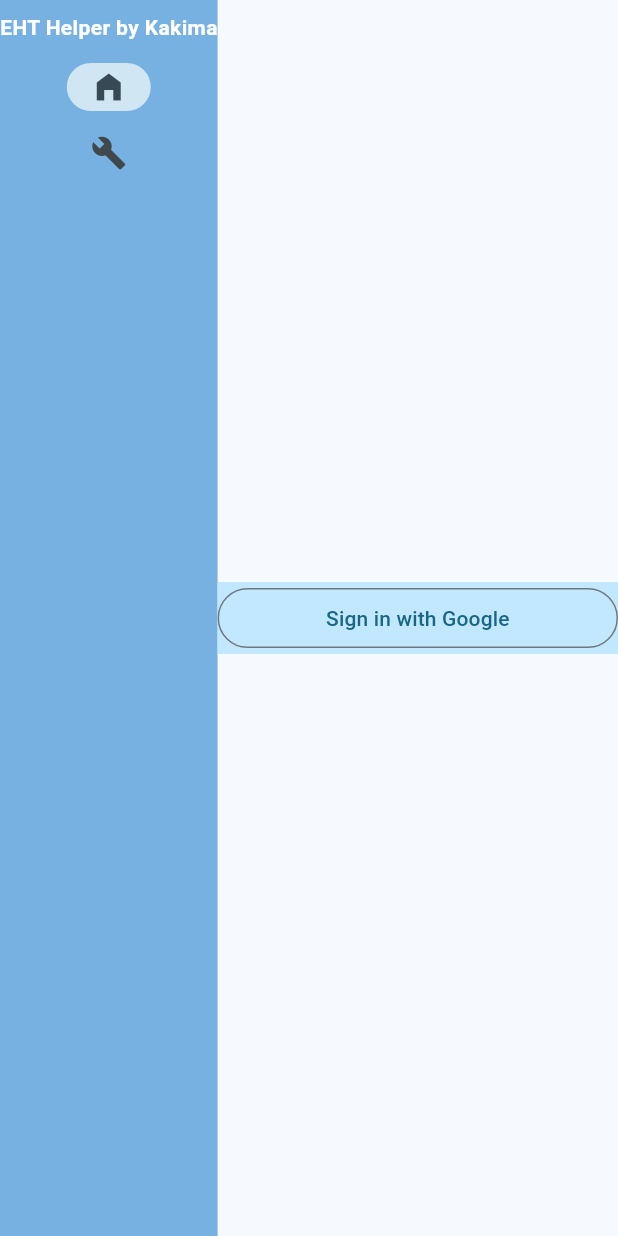
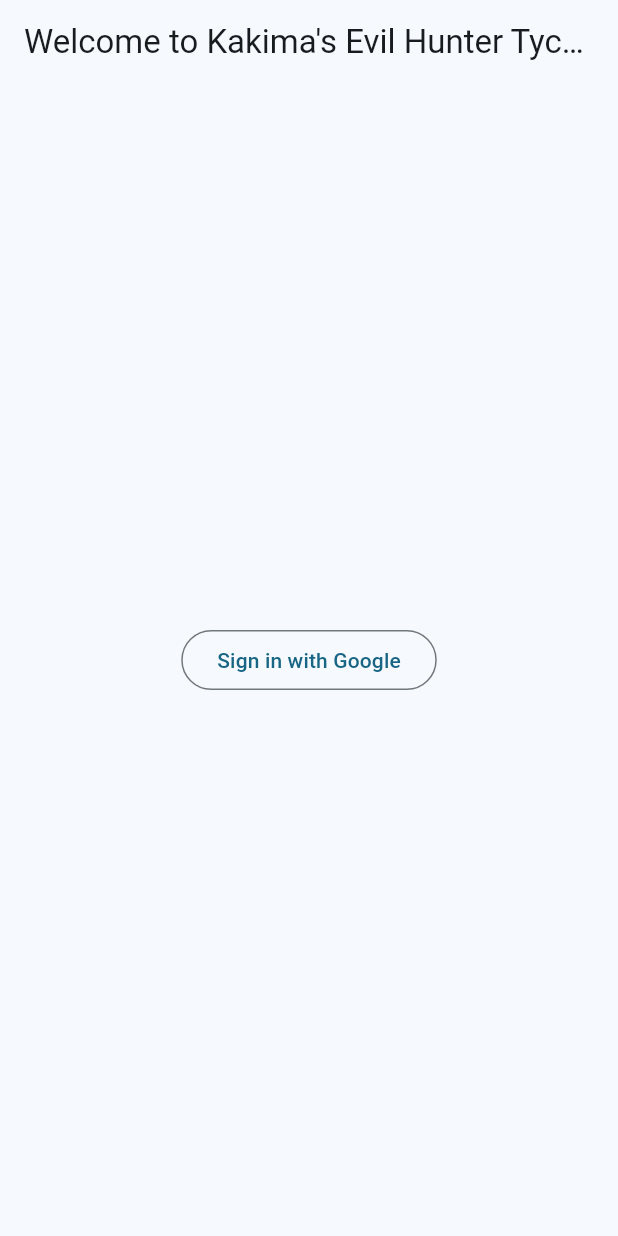
Before and after one commit to xKakima/evil-hunter-tycoon-utilities, a Flutter app: the screen it shows after launch, on a phone screen of 412 x 824 dp. Run offline on Flutter 3.47's test engine with Material 3 defaults, Android fonts, the light colour scheme and no system bars; our stand-ins replace supabase_flutter; accounts and stored records are empty.

Commit message:
feat: add login page

```diff
--- a/lib/login.dart
+++ b/lib/login.dart
@@ -6,10 +6,11 @@
   const LoginPage({super.key});
 
   Future<void> _handleSignIn() async {
-    final response = await Supabase.instance.client.auth.signInWithOAuth(OAuthProvider.google);
-  if (kDebugMode) {
-    print(response);
-  }
+    final response = await Supabase.instance.client.auth
+        .signInWithOAuth(OAuthProvider.google);
+    if (kDebugMode) {
+      print(response);
+    }
     // if (response != null) {
     //   // Handle error
     // } else {
@@ -19,9 +20,16 @@
 
   @override
   Widget build(BuildContext context) {
-    return OutlinedButton(
-      onPressed: _handleSignIn,
-      child: const Text('Sign in with Google'),
+    return Scaffold(
+      appBar: AppBar(
+        title: const Text('Welcome to Kakima\'s Evil Hunter Tycoon Utilities'),
+      ),
+      body: Center(
+        child: OutlinedButton(
+          onPressed: _handleSignIn,
+          child: const Text('Sign in with Google'),
+        ),
+      ),
     );
   }
 }
--- a/lib/main.dart
+++ b/lib/main.dart
@@ -35,7 +35,7 @@
           colorScheme: ColorScheme.fromSeed(
               seedColor: const Color.fromARGB(255, 207, 227, 240)),
         ),
-        home: const MainAppPage(),
+        home: const LoginPage(),
       ),
     );
   }
@@ -56,11 +56,9 @@
     Widget page;
     switch (selectedIndex) {
       case 0:
-      page = const LoginPage();
-      case 1:
         page = const HomePage();
         break;
-      case 2:
+      case 1:
         page = const GearBuilderPage();
         break;
       default:
```
Also changed, not shown: pubspec.lock.
